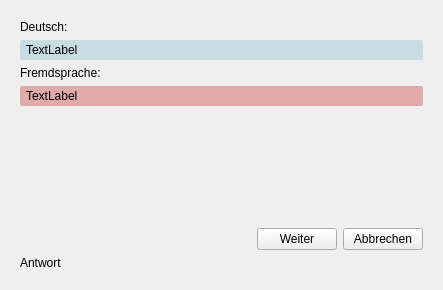
Above: Client/res/qt/trainingsfenster.ui from samuelx12/Vocitrainer before the change. Below: the same form after it.
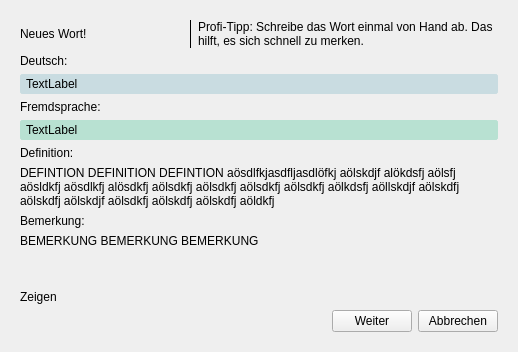
That is the form after the change. The open tabs and pages were chosen to show the change.

Commit message: Teil 1 des Remakes des Trainingsfensters und allem drumherum - Neue Datenstruktur Karte - Trainingsfenster kennt jetzt zwei Phasen - Hauptfenster lädt die Daten der *ausgewählten" Zeilen und konvertiert sie in das Format der 'Karte' Tuple - Hauptfenster lädt Sprache - Trainingsfenster hat eine neue Seite, die Zeigeseite - Wegen neuem Laptop: das ganze mit aktualisierten Versionen von Qt, Python und anderem - Einige kleine Verbesserungen und Bugfixes, die oben noch nicht dabei sind.

The edit to the form file:
```diff
--- a/Client/res/qt/trainingsfenster.ui
+++ b/Client/res/qt/trainingsfenster.ui
@@ -6,8 +6,8 @@
    <rect>
     <x>0</x>
     <y>0</y>
-    <width>443</width>
-    <height>290</height>
+    <width>518</width>
+    <height>352</height>
    </rect>
   </property>
   <property name="windowTitle">
@@ -149,6 +149,26 @@
        <item>
         <widget class="QLabel" name="a_lbl_fremdsprache_wort">
          <property name="styleSheet">
+          <string notr="true">background-color: rgb(201, 220, 225);
+border: 3px solid;
+border-radius: 3px;
+border-color: rgb(201, 220, 225);</string>
+         </property>
+         <property name="text">
+          <string>TextLabel</string>
+         </property>
+        </widget>
+       </item>
+       <item>
+        <widget class="QLabel" name="a_lbl_deineAntwort_beschreibung">
+         <property name="text">
+          <string>Deine Antwort:</string>
+         </property>
+        </widget>
+       </item>
+       <item>
+        <widget class="QLabel" name="a_lbl_deineAntwort_wort">
+         <property name="styleSheet">
           <string notr="true">background-color: rgb(225, 171, 171);
 border: 3px solid;
 border-radius: 3px;
@@ -166,8 +186,8 @@
          </property>
          <property name="sizeHint" stdset="0">
           <size>
-           <width>20</width>
-           <height>40</height>
+           <width>17</width>
+           <height>2</height>
           </size>
          </property>
         </spacer>
@@ -203,13 +223,192 @@
          </item>
         </layout>
        </item>
+      </layout>
+     </widget>
+     <widget class="QWidget" name="zeigen_page">
+      <layout class="QVBoxLayout" name="verticalLayout_4">
        <item>
-        <widget class="QLabel" name="label_2">
+        <layout class="QHBoxLayout" name="horizontalLayout_4">
+         <item>
+          <widget class="QLabel" name="z_lbl_NeuesWort">
+           <property name="styleSheet">
+            <string notr="true">font: 16pt &quot;MS Shell Dlg 2&quot;;</string>
+           </property>
+           <property name="text">
+            <string>Neues Wort!</string>
+           </property>
+          </widget>
+         </item>
+         <item>
+          <spacer name="horizontalSpacer_4">
+           <property name="orientation">
+            <enum>Qt::Horizontal</enum>
+           </property>
+           <property name="sizeHint" stdset="0">
+            <size>
+             <width>40</width>
+             <height>20</height>
+            </size>
+           </property>
+          </spacer>
+         </item>
+         <item>
+          <widget class="Line" name="line">
+           <property name="frameShadow">
+            <enum>QFrame::Plain</enum>
+           </property>
+           <property name="orientation">
+            <enum>Qt::Vertical</enum>
+           </property>
+          </widget>
+         </item>
+         <item>
+          <widget class="QLabel" name="z_lbl_ProfiTipp">
+           <property name="minimumSize">
+            <size>
+             <width>300</width>
+             <height>0</height>
+            </size>
+           </property>
+           <property name="styleSheet">
+            <string notr="true">font: 9pt &quot;MS Shell Dlg 2&quot;;</string>
+           </property>
+           <property name="text">
+            <string>Profi-Tipp: Schreibe das Wort einmal von Hand ab. Das hilft, es sich schnell zu merken.</string>
+           </property>
+           <property name="wordWrap">
+            <bool>true</bool>
+           </property>
+          </widget>
+         </item>
+        </layout>
+       </item>
+       <item>
+        <widget class="QLabel" name="z_lbl_deutsch_beschreibung">
          <property name="text">
-          <string>Antwort</string>
+          <string>Deutsch:</string>
          </property>
         </widget>
        </item>
+       <item>
+        <widget class="QLabel" name="z_lbl_deutsch_wort">
+         <property name="styleSheet">
+          <string notr="true">background-color: rgb(201, 220, 225);
+border: 3px solid;
+border-radius: 3px;
+border-color: rgb(201, 220, 225);</string>
+         </property>
+         <property name="text">
+          <string>TextLabel</string>
+         </property>
+        </widget>
+       </item>
+       <item>
+        <widget class="QLabel" name="z_lbl_fremdsprache_beschreibung">
+         <property name="text">
+          <string>Fremdsprache:</string>
+         </property>
+        </widget>
+       </item>
+       <item>
+        <widget class="QLabel" name="z_lbl_fremdsprache_wort">
+         <property name="styleSheet">
+          <string notr="true">font: 11pt &quot;MS Shell Dlg 2&quot;;
+background-color: rgb(184, 225, 210);
+border: 3px solid;
+border-radius: 3px;
+border-color: rgb(184, 225, 210);</string>
+         </property>
+         <property name="text">
+          <string>TextLabel</string>
+         </property>
+        </widget>
+       </item>
+       <item>
+        <widget class="QLabel" name="z_lbl_definition_beschreibung">
+         <property name="text">
+          <string>Definition:</string>
+         </property>
+        </widget>
+       </item>
+       <item>
+        <widget class="QLabel" name="z_lbl_definition_wort">
+         <property name="text">
+          <string>DEFINTION DEFINITION DEFINTION aösdlfkjasdfljasdlöfkj aölskdjf alökdsfj aölsfj aösldkfj aösdlkfj alösdkfj aölsdkfj aölsdkfj aölsdkfj aölsdkfj aölkdsfj aöllskdjf aölskdfj aölskdfj aölskdjf aölsdkfj aölskdfj aölskdfj aöldkfj </string>
+         </property>
+         <property name="wordWrap">
+          <bool>true</bool>
+         </property>
+        </widget>
+       </item>
+       <item>
+        <widget class="QLabel" name="z_lbl_bemerkung_beschreibung">
+         <property name="text">
+          <string>Bemerkung:</string>
+         </property>
+        </widget>
+       </item>
+       <item>
+        <widget class="QLabel" name="z_lbl_bemerkung_wort">
+         <property name="text">
+          <string>BEMERKUNG BEMERKUNG BEMERKUNG</string>
+         </property>
+         <property name="wordWrap">
+          <bool>true</bool>
+         </property>
+        </widget>
+       </item>
+       <item>
+        <spacer name="verticalSpacer_3">
+         <property name="orientation">
+          <enum>Qt::Vertical</enum>
+         </property>
+         <property name="sizeHint" stdset="0">
+          <size>
+           <width>20</width>
+           <height>0</height>
+          </size>
+         </property>
+        </spacer>
+       </item>
+       <item>
+        <widget class="QLabel" name="label_3">
+         <property name="text">
+          <string>Zeigen</string>
+         </property>
+        </widget>
+       </item>
+       <item>
+        <layout class="QHBoxLayout" name="horizontalLayout_3">
+         <item>
+          <spacer name="horizontalSpacer_3">
+           <property name="orientation">
+            <enum>Qt::Horizontal</enum>
+           </property>
+           <property name="sizeHint" stdset="0">
+            <size>
+             <width>40</width>
+             <height>20</height>
+            </size>
+           </property>
+          </spacer>
+         </item>
+         <item>
+          <widget class="QPushButton" name="z_cmd_weiter">
+           <property name="text">
+            <string>Weiter</string>
+           </property>
+          </widget>
+         </item>
+         <item>
+          <widget class="QPushButton" name="z_cmd_abbrechen">
+           <property name="text">
+            <string>Abbrechen</string>
+           </property>
+          </widget>
+         </item>
+        </layout>
+       </item>
       </layout>
      </widget>
     </widget>
```
Left out of the diff: 76 changed lines with no effect on the pictures. The commit also changes 18 other files.
